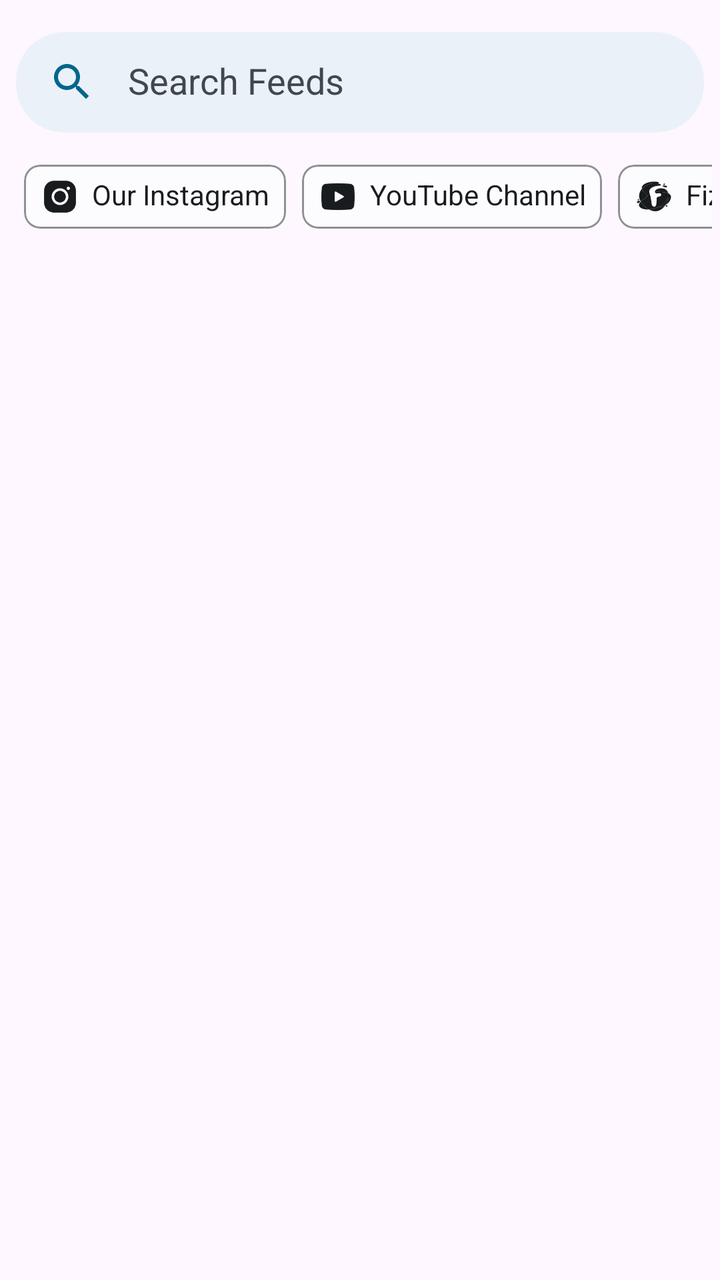
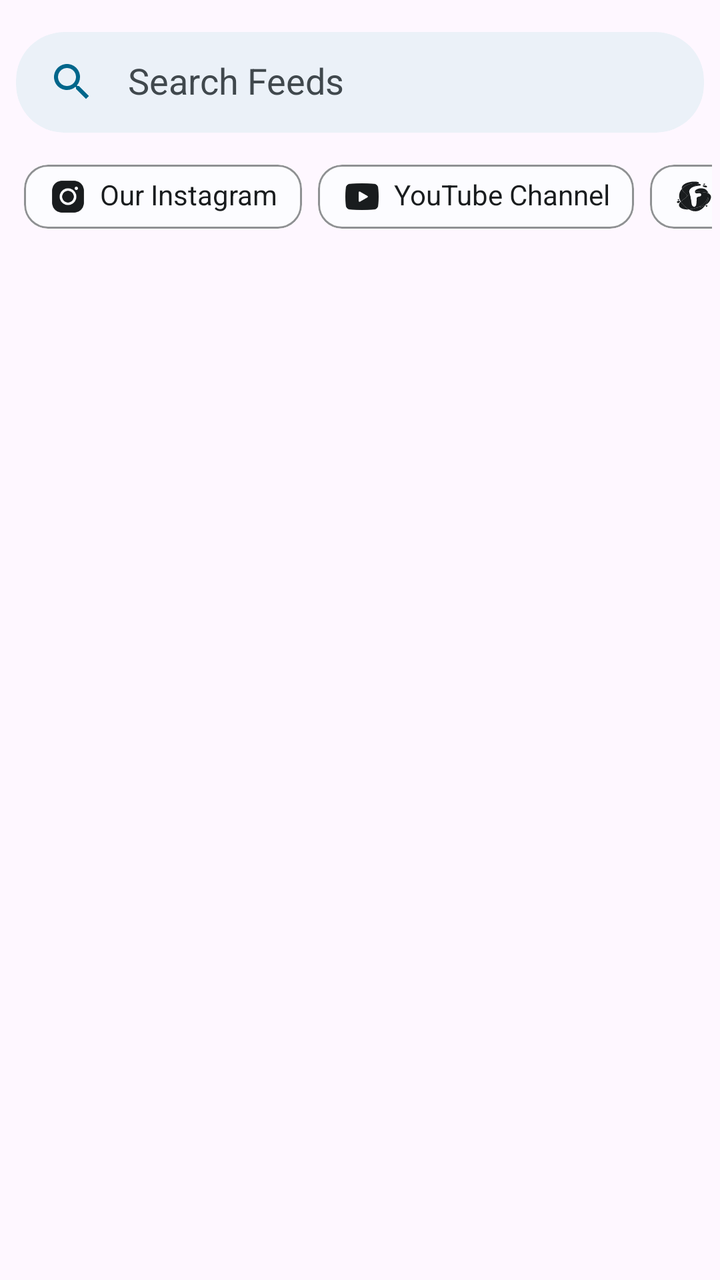

Before-and-after screenshots of an Android layout around one commit, followed by the original layout XML and the change that was made.
<!-- AndroidManifest.xml: application theme Theme.Main -->
<!-- res/layout/fragment_feed.xml -->
<?xml version="1.0" encoding="utf-8"?>
<androidx.coordinatorlayout.widget.CoordinatorLayout xmlns:android="http://schemas.android.com/apk/res/android"
    xmlns:tools="http://schemas.android.com/tools"
    android:layout_width="match_parent"
    android:layout_height="match_parent"
    xmlns:app="http://schemas.android.com/apk/res-auto"
    tools:context=".Fragment.FeedFragment">

    <androidx.core.widget.NestedScrollView
        android:layout_width="match_parent"
        android:layout_height="match_parent"
        app:layout_behavior="@string/appbar_scrolling_view_behavior">

        <LinearLayout
            android:layout_width="match_parent"
            android:layout_height="wrap_content"
            android:layout_gravity="top"
            android:overScrollMode="always"
            android:orientation="vertical">

            <androidx.cardview.widget.CardView
                android:layout_width="match_parent"
                android:layout_height="wrap_content"
                android:layout_marginHorizontal="8dp"
                app:cardBackgroundColor="?attr/ui_background"
                app:cardCornerRadius="24dp"
                android:layout_marginTop="16dp"
                app:cardElevation="0dp">

                <LinearLayout
                    android:layout_width="match_parent"
                    android:layout_height="match_parent"
                    android:orientation="horizontal">

                    <ImageView
                        android:layout_width="24dp"
                        android:layout_height="24dp"
                        android:src="@drawable/baseline_search_24"
                        app:tint="?attr/button_background"
                        android:layout_gravity="center_vertical"
                        android:layout_marginLeft="16dp"/>

                <EditText
                    android:id="@+id/search_feed"
                    android:layout_width="match_parent"
                    android:layout_height="wrap_content"
                    android:hint="Search Feeds"
                    android:paddingTop="12dp"
                    android:paddingBottom="14dp"
                    android:paddingHorizontal="16dp"
                    android:textColorHint="?attr/secondary_text"
                    android:textColor="?attr/main_text"
                    android:background="#00ffffff"/>

                </LinearLayout>
            </androidx.cardview.widget.CardView>

            <HorizontalScrollView
                android:layout_width="match_parent"
                android:scrollbars="none"
                android:layout_marginTop="16dp"
                android:layout_marginBottom="16dp"
                android:layout_marginHorizontal="4dp"
                android:layout_height="wrap_content">

                <LinearLayout
                    android:layout_width="match_parent"
                    android:gravity="center_vertical"
                    android:layout_marginHorizontal="8dp"
                    android:layout_height="wrap_content">

                    <com.google.android.material.card.MaterialCardView
                        android:layout_width="wrap_content"
                        app:cardCornerRadius="8dp"
                        app:cardElevation="0dp"
                        android:id="@+id/website_pill"
                        app:rippleColor="?attr/ui_background"
                        app:cardBackgroundColor="?attr/screen_background"
                        app:strokeColor="?attr/outline"
                        android:layout_height="wrap_content">

                        <LinearLayout
                            android:layout_width="wrap_content"
                            android:layout_height="wrap_content"
                            android:orientation="horizontal">

                            <ImageView
                                android:layout_width="20dp"
                                android:layout_marginLeft="8dp"
                                android:layout_marginVertical="6dp"
                                android:layout_marginRight="6dp"
                                app:tint="?attr/main_text"
                                android:layout_height="20dp"
                                android:src="@drawable/instagram"/>

                            <TextView
                                android:layout_width="wrap_content"
                                android:layout_height="wrap_content"
                                android:text="Our Instagram"
                                android:textSize="14sp"
                                android:paddingBottom="2dp"
                                android:textColor="?attr/main_text"
                                android:layout_marginRight="8dp"
                                android:layout_gravity="center_vertical"/>

                        </LinearLayout>

                    </com.google.android.material.card.MaterialCardView>

                    <com.google.android.material.card.MaterialCardView
                        android:layout_width="wrap_content"
                        app:cardCornerRadius="8dp"
                        app:rippleColor="?attr/ui_background"
                        app:cardElevation="0dp"
                        android:id="@+id/youtube_pill"
                        android:layout_marginLeft="8dp"
                        app:cardBackgroundColor="?attr/screen_background"
                        app:strokeColor="?attr/outline"
                        android:layout_height="wrap_content">

                        <LinearLayout
                            android:layout_width="wrap_content"
                            android:layout_height="wrap_content"
                            android:orientation="horizontal">

                            <ImageView
                                android:layout_width="20dp"
                                android:layout_marginLeft="8dp"
                                android:layout_marginVertical="6dp"
                                android:layout_marginRight="6dp"
                                android:layout_height="20dp"
                                app:tint="?attr/main_text"
                                android:src="@drawable/youtube_icon"/>

                            <TextView
                                android:layout_width="wrap_content"
                                android:layout_height="wrap_content"
                                android:text="YouTube Channel"
                                android:textSize="14sp"
                                android:paddingBottom="2dp"
                                android:textColor="?attr/main_text"
                                android:layout_marginRight="8dp"
                                android:layout_gravity="center_vertical"/>

                        </LinearLayout>

                    </com.google.android.material.card.MaterialCardView>

                    <com.google.android.material.card.MaterialCardView
                        android:layout_width="wrap_content"
                        app:cardCornerRadius="8dp"
                        app:cardElevation="0dp"
                        android:id="@+id/fizanto_pill"
                        app:rippleColor="?attr/ui_background"
                        android:layout_marginLeft="8dp"
                        app:cardBackgroundColor="?attr/screen_background"
                        app:strokeColor="?attr/outline"
                        android:layout_height="wrap_content">

                        <LinearLayout
                            android:layout_width="wrap_content"
                            android:layout_height="wrap_content"
                            android:orientation="horizontal">

                            <ImageView
                                android:layout_width="20dp"
                                android:layout_marginLeft="8dp"
                                android:layout_marginVertical="6dp"
                                android:layout_marginRight="6dp"
                                android:layout_height="20dp"
                                app:tint="?attr/main_text"
                                android:src="@drawable/fflogonoback"/>

                            <TextView
                                android:layout_width="wrap_content"
                                android:layout_height="wrap_content"
                                android:text="Fizanto Fuzz"
                                android:textSize="14sp"
                                android:paddingBottom="2dp"
                                android:textColor="?attr/main_text"
                                android:layout_marginRight="8dp"
                                android:layout_gravity="center_vertical"/>

                        </LinearLayout>

                    </com.google.android.material.card.MaterialCardView>

                </LinearLayout>

            </HorizontalScrollView>

            <androidx.recyclerview.widget.RecyclerView
                android:id="@+id/feed_rv"
                android:visibility="gone"
                android:layout_width="match_parent"
                android:layout_height="wrap_content"/>

        </LinearLayout>
    </androidx.core.widget.NestedScrollView>
</androidx.coordinatorlayout.widget.CoordinatorLayout>
<!-- resources referenced by this layout -->
<resources>
  <!-- drawable baseline_search_24 (drawable) -->
  <vector android:height="24dp" android:tint="#000000"
      android:viewportHeight="24" android:viewportWidth="24"
      android:width="24dp" xmlns:android="http://schemas.android.com/apk/res/android">
      <path android:fillColor="@android:color/white" android:pathData="M15.5,14h-0.79l-0.28,-0.27C15.41,12.59 16,11.11 16,9.5 16,5.91 13.09,3 9.5,3S3,5.91 3,9.5 5.91,16 9.5,16c1.61,0 3.09,-0.59 4.23,-1.57l0.27,0.28v0.79l5,4.99L20.49,19l-4.99,-5zM9.5,14C7.01,14 5,11.99 5,9.5S7.01,5 9.5,5 14,7.01 14,9.5 11.99,14 9.5,14z"/>
  </vector>
  <!-- drawable fflogonoback: vector/xml drawable (drawable, 10629 chars, omitted) -->
  <!-- drawable instagram: png bitmap (drawable, 1640 bytes) -->
  <!-- drawable youtube_icon: png bitmap (drawable, 1224 bytes) -->
  <style name="Theme.Main" parent="Theme.Material3.DayNight.NoActionBar">
          <item name="colorPrimary">#8F4A51</item>
          <item name="colorAccent">#8F4A51</item>
          <item name="android:windowContentTransitions">true</item>
          <item name="android:statusBarColor">@android:color/transparent</item>
          <item name="android:navigationBarColor">#FFFBFF</item>
          <item name="screen_background">#FFFBFF</item>
          <item name="ui_background">#FFECED</item>
          <item name="bar_background">#F4DDDE</item>
          <item name="bar_ui">#765658</item>
          <item name="navigation">#Ead0d1</item>
          <item name="button_background">#8F4A51</item>
          <item name="main_text">#201A1A</item>
          <item name="secondary_text">#524344</item>
          <item name="outline">#998E8E</item>
      </style>
</resources>

<!-- the commit's change to res/layout/fragment_feed.xml (unified diff, before → after) -->
@@ -71,7 +71,7 @@
 
                     <com.google.android.material.card.MaterialCardView
                         android:layout_width="wrap_content"
-                        app:cardCornerRadius="8dp"
+                        app:cardCornerRadius="12dp"
                         app:cardElevation="0dp"
                         android:id="@+id/website_pill"
                         app:rippleColor="?attr/ui_background"
@@ -86,7 +86,7 @@
 
                             <ImageView
                                 android:layout_width="20dp"
-                                android:layout_marginLeft="8dp"
+                                android:layout_marginLeft="12dp"
                                 android:layout_marginVertical="6dp"
                                 android:layout_marginRight="6dp"
                                 app:tint="?attr/main_text"
@@ -100,7 +100,7 @@
                                 android:textSize="14sp"
                                 android:paddingBottom="2dp"
                                 android:textColor="?attr/main_text"
-                                android:layout_marginRight="8dp"
+                                android:layout_marginRight="12dp"
                                 android:layout_gravity="center_vertical"/>
 
                         </LinearLayout>
@@ -109,7 +109,7 @@
 
                     <com.google.android.material.card.MaterialCardView
                         android:layout_width="wrap_content"
-                        app:cardCornerRadius="8dp"
+                        app:cardCornerRadius="12dp"
                         app:rippleColor="?attr/ui_background"
                         app:cardElevation="0dp"
                         android:id="@+id/youtube_pill"
@@ -125,7 +125,7 @@
 
                             <ImageView
                                 android:layout_width="20dp"
-                                android:layout_marginLeft="8dp"
+                                android:layout_marginLeft="12dp"
                                 android:layout_marginVertical="6dp"
                                 android:layout_marginRight="6dp"
                                 android:layout_height="20dp"
@@ -139,7 +139,7 @@
                                 android:textSize="14sp"
                                 android:paddingBottom="2dp"
                                 android:textColor="?attr/main_text"
-                                android:layout_marginRight="8dp"
+                                android:layout_marginRight="12dp"
                                 android:layout_gravity="center_vertical"/>
 
                         </LinearLayout>
@@ -148,7 +148,7 @@
 
                     <com.google.android.material.card.MaterialCardView
                         android:layout_width="wrap_content"
-                        app:cardCornerRadius="8dp"
+                        app:cardCornerRadius="12dp"
                         app:cardElevation="0dp"
                         android:id="@+id/fizanto_pill"
                         app:rippleColor="?attr/ui_background"
@@ -164,7 +164,7 @@
 
                             <ImageView
                                 android:layout_width="20dp"
-                                android:layout_marginLeft="8dp"
+                                android:layout_marginLeft="12dp"
                                 android:layout_marginVertical="6dp"
                                 android:layout_marginRight="6dp"
                                 android:layout_height="20dp"
@@ -178,7 +178,7 @@
                                 android:textSize="14sp"
                                 android:paddingBottom="2dp"
                                 android:textColor="?attr/main_text"
-                                android:layout_marginRight="8dp"
+                                android:layout_marginRight="12dp"
                                 android:layout_gravity="center_vertical"/>
 
                         </LinearLayout>
